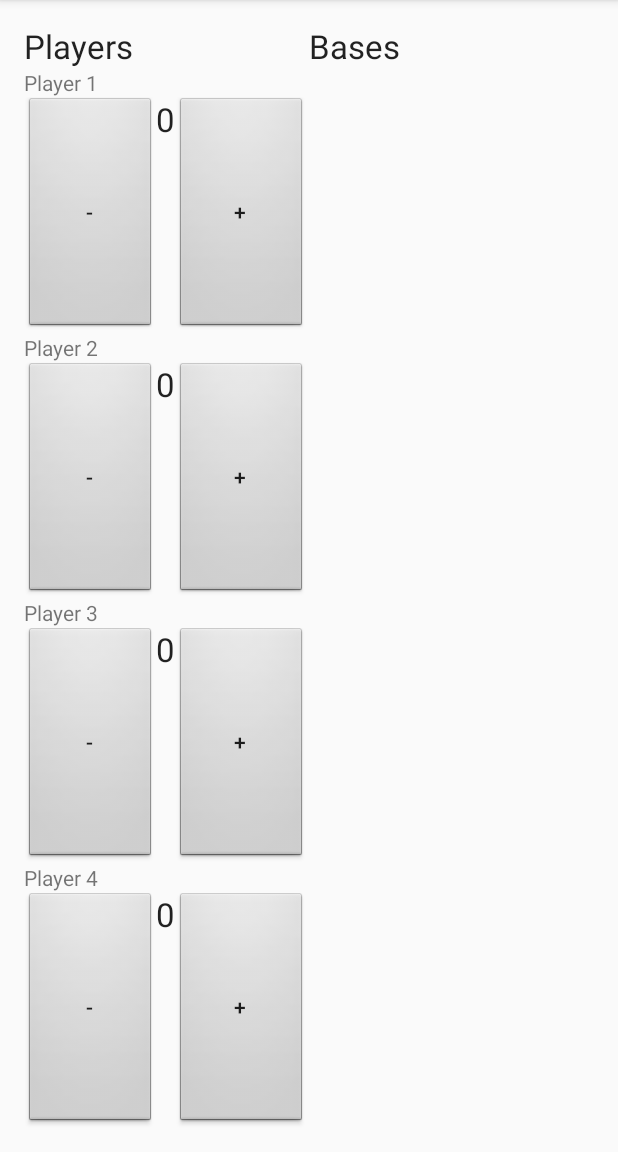
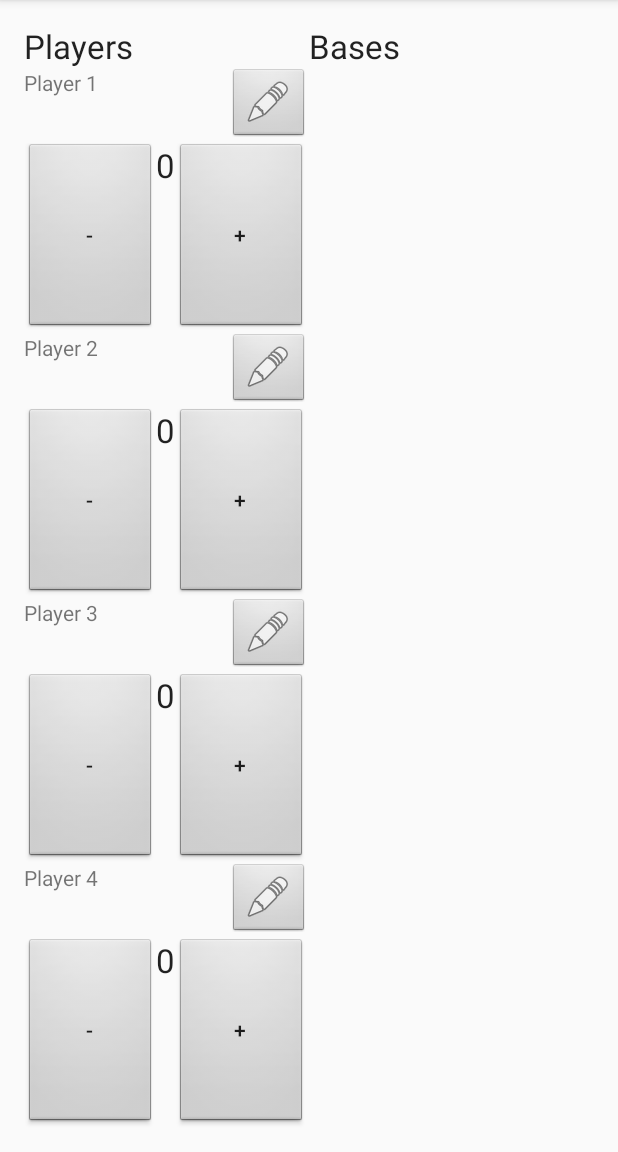
Before and after one commit to BenignBeppe/SmashUpCompanion, an Android app: the screen it shows after launch (MainActivity), on a phone screen of 412 x 824 dp, the part 84-1236 px from its top. Run offline under Robolectric (Android 15) with nearby library versions, the phone set to English and light mode, and no system bars.

Commit message:
Added dialogue for editing players, currently only for changing name.

```diff
--- a/app/src/main/java/com/github/benignbeppe/smashupcompanion/Player.java
+++ b/app/src/main/java/com/github/benignbeppe/smashupcompanion/Player.java
@@ -1,39 +1,43 @@
 package com.github.benignbeppe.smashupcompanion;
 
+import android.app.AlertDialog;
 import android.content.Context;
+import android.content.DialogInterface;
 import android.util.AttributeSet;
 import android.util.Log;
 import android.view.View;
 import android.widget.Button;
+import android.widget.ImageButton;
 import android.widget.LinearLayout;
 import android.widget.TextView;
-
-import org.w3c.dom.Text;
 
 /**
  * Created by sebastian on 2015-11-14.
  */
-public class Player extends LinearLayout implements View.OnClickListener {
+public class Player extends LinearLayout implements View.OnClickListener,
+        DialogInterface.OnClickListener {
+    private MainActivity activity;
     private String name;
     private int points;
     private TextView nameView;
-    private Button decreaseButton;
-    private Button increaseButton;
     private TextView pointsView;
 
     public Player(Context context, AttributeSet attrs) {
         super(context, attrs);
+        activity = (MainActivity)context;
         points = 0;
-        ((MainActivity)context).addPlayer(this);
+        activity.addPlayer(this);
     }
 
     @Override
     protected void onFinishInflate() {
         super.onFinishInflate();
         nameView = (TextView)findViewById(R.id.playerName);
-        decreaseButton = (Button)findViewById(R.id.decrease);
+        ImageButton editButton = (ImageButton)findViewById(R.id.edit);
+        editButton.setOnClickListener(this);
+        Button decreaseButton = (Button)findViewById(R.id.decrease);
         decreaseButton.setOnClickListener(this);
-        increaseButton = (Button)findViewById(R.id.increase);
+        Button increaseButton = (Button)findViewById(R.id.increase);
         increaseButton.setOnClickListener(this);
         pointsView = (TextView)findViewById(R.id.points);
     }
@@ -45,11 +49,25 @@ public class Player extends LinearLayout implements View.OnClickListener {
 
     @Override
     public void onClick(View v) {
-        if(v == decreaseButton) {
-            changePoints(points - 1);
-        }
-        else if(v == increaseButton) {
-            changePoints(points + 1);
+        switch(v.getId()) {
+            case R.id.decrease:
+                changePoints(points - 1);
+                break;
+            case R.id.increase:
+                changePoints(points + 1);
+                break;
+            case R.id.edit:
+                AlertDialog.Builder dialogBuilder =
+                        new AlertDialog.Builder(activity);
+                dialogBuilder.setTitle(R.string.editPlayerTitle);
+                dialogBuilder.setPositiveButton(android.R.string.ok, this);
+                dialogBuilder.setNegativeButton(android.R.string.cancel, this);
+                View dialogueView = View.inflate(
+                        activity, R.layout.edit_player_dialogue, null);
+                dialogBuilder.setView(dialogueView);
+                dialogBuilder.create();
+                dialogBuilder.show();
+                break;
         }
     }
 
@@ -60,6 +78,15 @@ public class Player extends LinearLayout implements View.OnClickListener {
                 "' to " + points);
     }
 
+    @Override
+    public void onClick(DialogInterface dialog, int which) {
+        TextView nameView = (TextView)((AlertDialog)dialog).findViewById(
+                R.id.name);
+        if(which == DialogInterface.BUTTON_POSITIVE) {
+            changeName(nameView.getText().toString());
+        }
+    }
+
     public String getName() {
         return name;
     }
@@ -67,5 +94,4 @@ public class Player extends LinearLayout implements View.OnClickListener {
     public int getPoints() {
         return points;
     }
-
 }
--- a/app/src/main/res/layout/player.xml
+++ b/app/src/main/res/layout/player.xml
@@ -5,10 +5,23 @@
         android:layout_width="fill_parent"
         android:layout_height="fill_parent"
         android:layout_weight="1">
-    <TextView
-        android:id="@+id/playerName"
-        android:layout_width="wrap_content"
-        android:layout_height="wrap_content" />
+    <LinearLayout
+            android:layout_width="fill_parent"
+            android:layout_height="wrap_content"
+            android:orientation="horizontal">
+        <TextView
+            android:id="@+id/playerName"
+            android:layout_width="wrap_content"
+            android:layout_height="wrap_content"
+            android:layout_weight="1" />
+        <ImageButton
+            android:id="@+id/edit"
+            android:layout_width="wrap_content"
+            android:layout_height="wrap_content"
+            android:src="@android:drawable/ic_menu_edit"
+            android:background="@android:drawable/btn_default"
+            android:layout_gravity="right" />
+    </LinearLayout>
     <LinearLayout
             android:layout_width="wrap_content"
             android:layout_height="fill_parent"
--- a/app/src/main/res/values/strings.xml
+++ b/app/src/main/res/values/strings.xml
@@ -5,4 +5,6 @@
     <string name="basesTitle">Bases</string>
     <string name="decrease">-</string>
     <string name="increase">+</string>
+    <string name="editPlayerTitle">Edit Player</string>
+    <string name="playerNameLabel">Name</string>
 </resources>
```
Also changed, not shown: app/src/main/res/layout/edit_player_dialogue.xml (added, +18 -0 lines).
